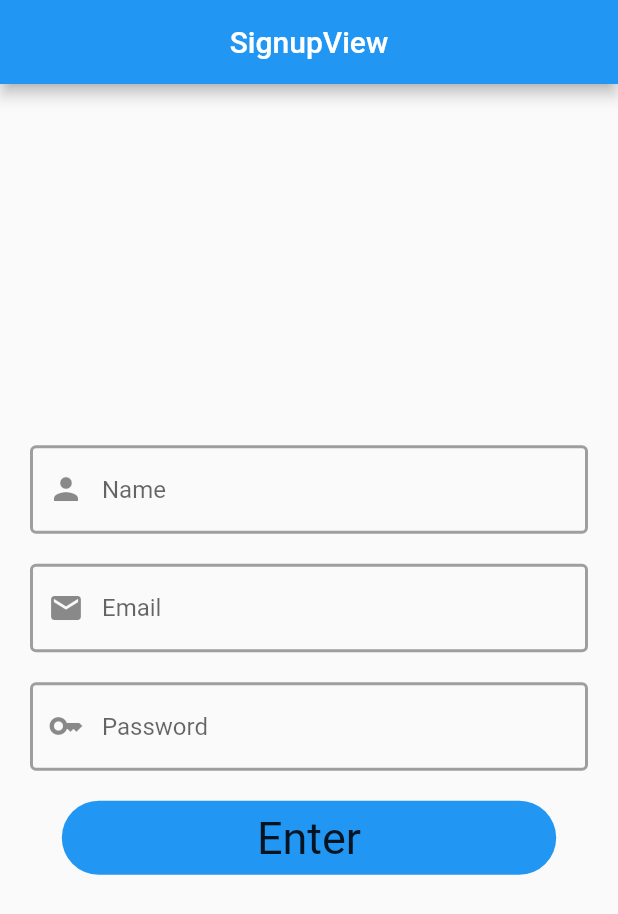
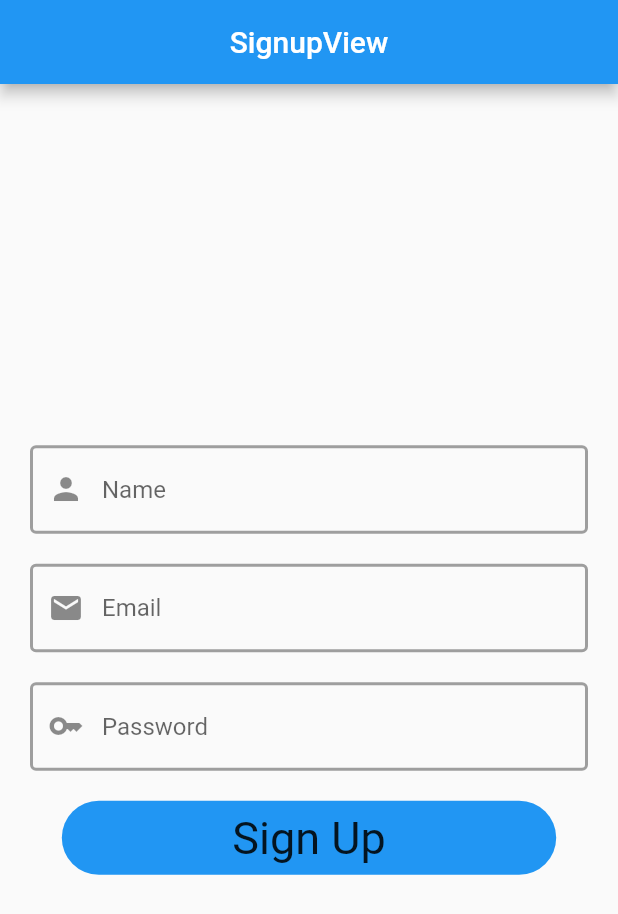
Before and after one commit to akshookum/flash_chat, a Flutter app: the screen it shows after launch, on a phone screen of 412 x 824 dp. Shown: the top 914 px of the screen. Run offline on Flutter 3.47's test engine with Material 2 defaults, Android fonts, the phone set to English and light mode, and no system bars; our stand-ins replace cloud_firestore, firebase_auth, firebase_core, get; accounts and stored records are empty.

Commit message:
Flash_chat finish

```diff
--- a/lib/app/modules/signup/views/signup_view.dart
+++ b/lib/app/modules/signup/views/signup_view.dart
@@ -6,8 +6,9 @@ import 'package:get/get.dart';
 
 import '../controllers/signup_controller.dart';
 
-class SignupView extends GetView<SignupController> {
-  const SignupView({Key? key}) : super(key: key);
+class SignupView extends StatelessWidget {
+  SignupView({Key? key}) : super(key: key);
+  SignupController controller = Get.put<SignupController>(SignupController());
 
   @override
   Widget build(BuildContext context) {
--- a/lib/app/routes/app_pages.dart
+++ b/lib/app/routes/app_pages.dart
@@ -17,7 +17,7 @@ class AppPages {
   static final routes = [
     GetPage(
       name: _Paths.SIGNUP,
-      page: () => const SignupView(),
+      page: () => SignupView(),
       binding: SignupBinding(),
     ),
     GetPage(
--- a/lib/app/widgets/buttons/register_widget.dart
+++ b/lib/app/widgets/buttons/register_widget.dart
@@ -18,7 +18,7 @@ class RegisterWidget extends StatelessWidget {
             color: Colors.blue, borderRadius: BorderRadius.circular(30)),
         child: Center(
           child: Text(
-            'Enter',
+            'Sign Up',
             style: TextStyle(fontSize: 30, fontWeight: FontWeight.w400),
           ),
         ),
--- a/pubspec.yaml
+++ b/pubspec.yaml
@@ -11,6 +11,7 @@ dependencies:
   get: 4.6.5
   #firebase
   firebase_auth: ^4.6.1
+  cloud_firestore: ^4.8.0
   flutter:
     sdk: flutter
 
```
Also changed, not shown: lib/app/modules/signup/controllers/signup_controller.dart (+27 -5 lines), pubspec.lock, 2 other files.
